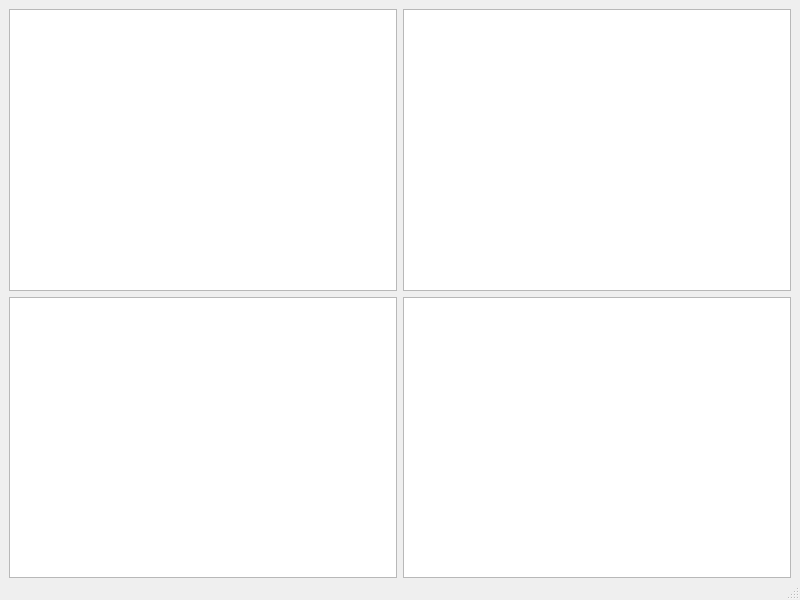
Old version of the form src/differ_ui.ui in the repository Neo-513/project-qt.
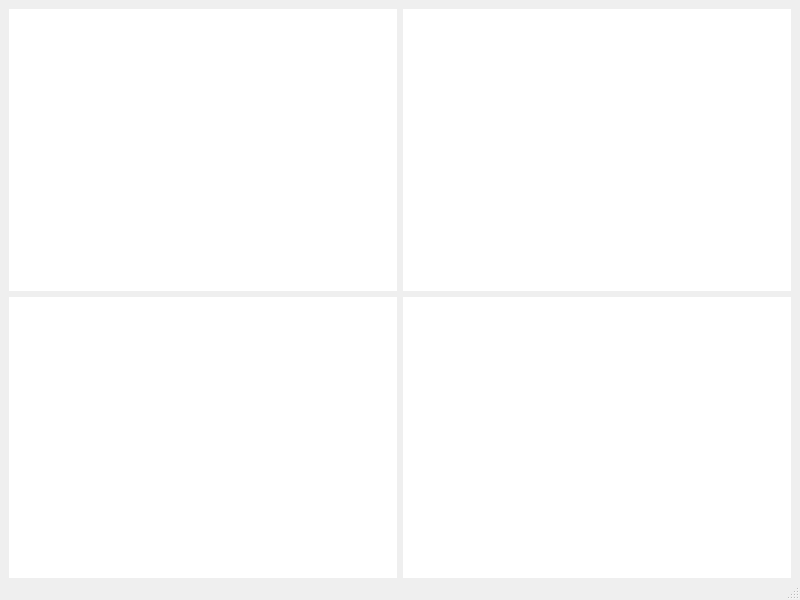
New version of the form.

```diff
--- a/src/differ_ui.ui
+++ b/src/differ_ui.ui
@@ -26,11 +26,60 @@
         <verstretch>0</verstretch>
        </sizepolicy>
       </property>
+      <property name="palette">
+       <palette>
+        <active>
+         <colorrole role="Window">
+          <brush brushstyle="SolidPattern">
+           <color alpha="255">
+            <red>255</red>
+            <green>255</green>
+            <blue>255</blue>
+           </color>
+          </brush>
+         </colorrole>
+        </active>
+        <inactive>
+         <colorrole role="Window">
+          <brush brushstyle="SolidPattern">
+           <color alpha="255">
+            <red>255</red>
+            <green>255</green>
+            <blue>255</blue>
+           </color>
+          </brush>
+         </colorrole>
+        </inactive>
+        <disabled>
+         <colorrole role="Base">
+          <brush brushstyle="SolidPattern">
+           <color alpha="255">
+            <red>255</red>
+            <green>255</green>
+            <blue>255</blue>
+           </color>
+          </brush>
+         </colorrole>
+         <colorrole role="Window">
+          <brush brushstyle="SolidPattern">
+           <color alpha="255">
+            <red>255</red>
+            <green>255</green>
+            <blue>255</blue>
+           </color>
+          </brush>
+         </colorrole>
+        </disabled>
+       </palette>
+      </property>
+      <property name="autoFillBackground">
+       <bool>true</bool>
+      </property>
       <property name="styleSheet">
        <string notr="true"/>
       </property>
       <property name="frameShape">
-       <enum>QFrame::Shape::StyledPanel</enum>
+       <enum>QFrame::Shape::NoFrame</enum>
       </property>
       <property name="frameShadow">
        <enum>QFrame::Shadow::Sunken</enum>
@@ -42,16 +91,65 @@
     </item>
     <item row="1" column="0">
      <widget class="QTextBrowser" name="textBrowser_old">
+      <property name="palette">
+       <palette>
+        <active>
+         <colorrole role="Window">
+          <brush brushstyle="SolidPattern">
+           <color alpha="255">
+            <red>255</red>
+            <green>255</green>
+            <blue>255</blue>
+           </color>
+          </brush>
+         </colorrole>
+        </active>
+        <inactive>
+         <colorrole role="Window">
+          <brush brushstyle="SolidPattern">
+           <color alpha="255">
+            <red>255</red>
+            <green>255</green>
+            <blue>255</blue>
+           </color>
+          </brush>
+         </colorrole>
+        </inactive>
+        <disabled>
+         <colorrole role="Base">
+          <brush brushstyle="SolidPattern">
+           <color alpha="255">
+            <red>255</red>
+            <green>255</green>
+            <blue>255</blue>
+           </color>
+          </brush>
+         </colorrole>
+         <colorrole role="Window">
+          <brush brushstyle="SolidPattern">
+           <color alpha="255">
+            <red>255</red>
+            <green>255</green>
+            <blue>255</blue>
+           </color>
+          </brush>
+         </colorrole>
+        </disabled>
+       </palette>
+      </property>
       <property name="font">
        <font>
         <family>Courier</family>
        </font>
       </property>
+      <property name="autoFillBackground">
+       <bool>true</bool>
+      </property>
       <property name="styleSheet">
        <string notr="true"/>
       </property>
       <property name="frameShape">
-       <enum>QFrame::Shape::StyledPanel</enum>
+       <enum>QFrame::Shape::NoFrame</enum>
       </property>
       <property name="frameShadow">
        <enum>QFrame::Shadow::Sunken</enum>
@@ -72,9 +170,61 @@
         <verstretch>0</verstretch>
        </sizepolicy>
       </property>
+      <property name="palette">
+       <palette>
+        <active>
+         <colorrole role="Window">
+          <brush brushstyle="SolidPattern">
+           <color alpha="255">
+            <red>255</red>
+            <green>255</green>
+            <blue>255</blue>
+           </color>
+          </brush>
+         </colorrole>
+        </active>
+        <inactive>
+         <colorrole role="Window">
+          <brush brushstyle="SolidPattern">
+           <color alpha="255">
+            <red>255</red>
+            <green>255</green>
+            <blue>255</blue>
+           </color>
+          </brush>
+         </colorrole>
+        </inactive>
+        <disabled>
+         <colorrole role="Base">
+          <brush brushstyle="SolidPattern">
+           <color alpha="255">
+            <red>255</red>
+            <green>255</green>
+            <blue>255</blue>
+           </color>
+          </brush>
+         </colorrole>
+         <colorrole role="Window">
+          <brush brushstyle="SolidPattern">
+           <color alpha="255">
+            <red>255</red>
+            <green>255</green>
+            <blue>255</blue>
+           </color>
+          </brush>
+         </colorrole>
+        </disabled>
+       </palette>
+      </property>
+      <property name="autoFillBackground">
+       <bool>true</bool>
+      </property>
       <property name="styleSheet">
        <string notr="true"/>
       </property>
+      <property name="frameShape">
+       <enum>QFrame::Shape::NoFrame</enum>
+      </property>
       <property name="lineWrapMode">
        <enum>QPlainTextEdit::LineWrapMode::NoWrap</enum>
       </property>
@@ -82,14 +232,66 @@
     </item>
     <item row="1" column="1">
      <widget class="QTextBrowser" name="textBrowser_new">
+      <property name="palette">
+       <palette>
+        <active>
+         <colorrole role="Window">
+          <brush brushstyle="SolidPattern">
+           <color alpha="255">
+            <red>255</red>
+            <green>255</green>
+            <blue>255</blue>
+           </color>
+          </brush>
+         </colorrole>
+        </active>
+        <inactive>
+         <colorrole role="Window">
+          <brush brushstyle="SolidPattern">
+           <color alpha="255">
+            <red>255</red>
+            <green>255</green>
+            <blue>255</blue>
+           </color>
+          </brush>
+         </colorrole>
+        </inactive>
+        <disabled>
+         <colorrole role="Base">
+          <brush brushstyle="SolidPattern">
+           <color alpha="255">
+            <red>255</red>
+            <green>255</green>
+            <blue>255</blue>
+           </color>
+          </brush>
+         </colorrole>
+         <colorrole role="Window">
+          <brush brushstyle="SolidPattern">
+           <color alpha="255">
+            <red>255</red>
+            <green>255</green>
+            <blue>255</blue>
+           </color>
+          </brush>
+         </colorrole>
+        </disabled>
+       </palette>
+      </property>
       <property name="font">
        <font>
         <family>Courier</family>
        </font>
       </property>
+      <property name="autoFillBackground">
+       <bool>true</bool>
+      </property>
       <property name="styleSheet">
        <string notr="true"/>
       </property>
+      <property name="frameShape">
+       <enum>QFrame::Shape::NoFrame</enum>
+      </property>
       <property name="lineWrapMode">
        <enum>QTextEdit::LineWrapMode::NoWrap</enum>
       </property>
```
